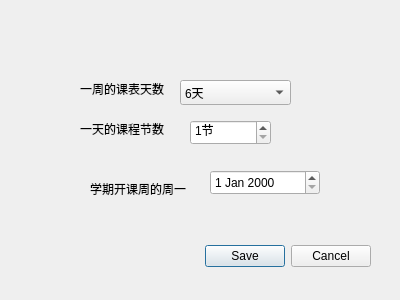
Before: the Qt Designer form dialog_tablesetting.ui in Ruby-Dream/studysoftware, drawn with Qt 5.
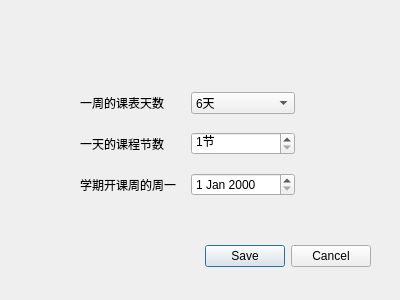
After: the same form once the commit is applied.

Commit message: 为课程管理表格除颜色管理外全部添加自定义代理，并实现数据库同步，下一步需开发颜色管理和课件按后缀名分类筛选

The edit to the form file:
```diff
--- a/dialog_tablesetting.ui
+++ b/dialog_tablesetting.ui
@@ -29,83 +29,27 @@
     <set>QDialogButtonBox::StandardButton::Cancel|QDialogButtonBox::StandardButton::Save</set>
    </property>
   </widget>
-  <widget class="QDateEdit" name="dateEdit">
-   <property name="geometry">
-    <rect>
-     <x>210</x>
-     <y>170</y>
-     <width>110</width>
-     <height>25</height>
-    </rect>
-   </property>
-  </widget>
-  <widget class="QLabel" name="label_3">
-   <property name="geometry">
-    <rect>
-     <x>90</x>
-     <y>180</y>
-     <width>111</width>
-     <height>17</height>
-    </rect>
-   </property>
-   <property name="text">
-    <string>学期开课周的周一</string>
-   </property>
-  </widget>
-  <widget class="QLabel" name="label_2">
+  <widget class="QWidget" name="">
    <property name="geometry">
     <rect>
      <x>80</x>
-     <y>120</y>
-     <width>101</width>
-     <height>17</height>
+     <y>80</y>
+     <width>215</width>
+     <height>131</height>
     </rect>
    </property>
-   <property name="text">
-    <string>一天的课程节数</string>
-   </property>
-  </widget>
-  <widget class="QSpinBox" name="sbrow">
-   <property name="geometry">
-    <rect>
-     <x>190</x>
-     <y>120</y>
-     <width>81</width>
-     <height>25</height>
-    </rect>
-   </property>
-   <property name="suffix">
-    <string>节</string>
-   </property>
-   <property name="minimum">
-    <number>1</number>
-   </property>
-   <property name="value">
-    <number>1</number>
-   </property>
-  </widget>
+   <layout class="QVBoxLayout" name="verticalLayout">
+    <item>
+     <layout class="QHBoxLayout" name="horizontalLayout_3">
+      <item>
   <widget class="QLabel" name="label">
-   <property name="geometry">
-    <rect>
-     <x>80</x>
-     <y>80</y>
-     <width>91</width>
-     <height>17</height>
-    </rect>
-   </property>
    <property name="text">
     <string>一周的课表天数</string>
    </property>
   </widget>
+      </item>
+      <item>
   <widget class="QComboBox" name="cbcolumn">
-   <property name="geometry">
-    <rect>
-     <x>180</x>
-     <y>80</y>
-     <width>111</width>
-     <height>25</height>
-    </rect>
-   </property>
    <property name="currentIndex">
     <number>1</number>
    </property>
@@ -124,6 +68,49 @@
      <string>7天</string>
     </property>
    </item>
+       </widget>
+      </item>
+     </layout>
+    </item>
+    <item>
+     <layout class="QHBoxLayout" name="horizontalLayout_2">
+      <item>
+       <widget class="QLabel" name="label_2">
+        <property name="text">
+         <string>一天的课程节数</string>
+        </property>
+       </widget>
+      </item>
+      <item>
+       <widget class="QSpinBox" name="sbrow">
+        <property name="suffix">
+         <string>节</string>
+        </property>
+        <property name="minimum">
+         <number>1</number>
+        </property>
+        <property name="value">
+         <number>1</number>
+        </property>
+       </widget>
+      </item>
+     </layout>
+    </item>
+    <item>
+     <layout class="QHBoxLayout" name="horizontalLayout">
+      <item>
+       <widget class="QLabel" name="label_3">
+        <property name="text">
+         <string>学期开课周的周一</string>
+        </property>
+       </widget>
+      </item>
+      <item>
+       <widget class="QDateEdit" name="dateEdit"/>
+      </item>
+     </layout>
+    </item>
+   </layout>
   </widget>
  </widget>
  <resources/>
```
Lines whose indentation alone changed are shown as unchanged. The commit also changes 19 other files.
